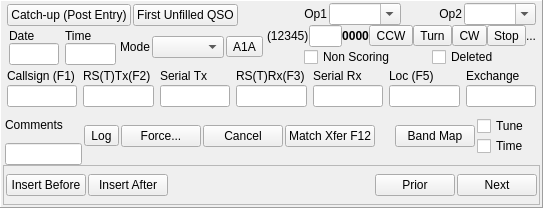
Before: the Qt Designer form mqt/MqtLogger/qsologframe.ui in zsteva/backup-minos2, drawn with Qt 5.
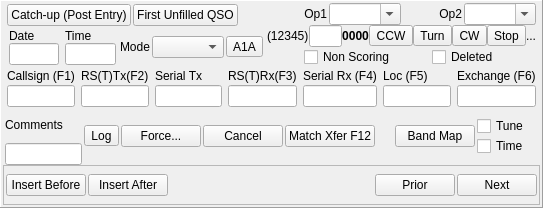
After: the same form once the commit is applied.

Commit message: Add missing F keys

```diff
--- a/mqt/MqtLogger/qsologframe.ui
+++ b/mqt/MqtLogger/qsologframe.ui
@@ -607,7 +607,7 @@
        <item>
         <widget class="QLabel" name="SerRXLabel">
          <property name="text">
-          <string>Serial Rx</string>
+          <string>Serial Rx (F4)</string>
          </property>
         </widget>
        </item>
@@ -661,7 +661,7 @@
        <item>
         <widget class="QLabel" name="QTHLabel">
          <property name="text">
-          <string>Exchange</string>
+          <string>Exchange (F6)</string>
          </property>
         </widget>
        </item>
```
